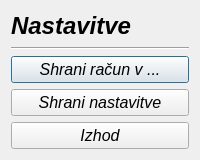
Qt form settings.ui (MaxMaxy/racun) before a commit.
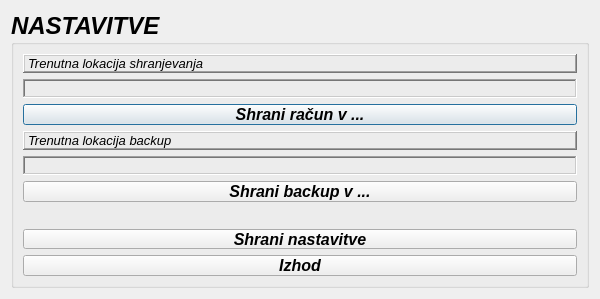
The same form after that commit.

Patch:
```diff
--- a/settings.ui
+++ b/settings.ui
@@ -6,8 +6,8 @@
    <rect>
     <x>0</x>
     <y>0</y>
-    <width>200</width>
-    <height>160</height>
+    <width>600</width>
+    <height>299</height>
    </rect>
   </property>
   <property name="sizePolicy">
@@ -18,14 +18,14 @@
   </property>
   <property name="minimumSize">
    <size>
-    <width>200</width>
-    <height>160</height>
+    <width>250</width>
+    <height>205</height>
    </size>
   </property>
   <property name="maximumSize">
    <size>
-    <width>200</width>
-    <height>160</height>
+    <width>600</width>
+    <height>600</height>
    </size>
   </property>
   <property name="font">
@@ -40,48 +40,91 @@
   </property>
   <layout class="QGridLayout" name="gridLayout">
    <item row="0" column="0">
-    <layout class="QVBoxLayout" name="verticalLayout_4">
-     <item>
-      <layout class="QVBoxLayout" name="verticalLayout">
-       <item>
-        <widget class="QLabel" name="label">
+    <widget class="QGroupBox" name="groupBox">
          <property name="font">
           <font>
-           <family>MS Sans Serif</family>
            <pointsize>18</pointsize>
            <weight>75</weight>
-           <italic>true</italic>
            <bold>true</bold>
           </font>
          </property>
+     <property name="title">
+      <string>NASTAVITVE</string>
+     </property>
+     <property name="flat">
+      <bool>true</bool>
+     </property>
+     <layout class="QVBoxLayout" name="verticalLayout">
+      <item>
+       <widget class="QLabel" name="label_2">
+        <property name="sizePolicy">
+         <sizepolicy hsizetype="MinimumExpanding" vsizetype="MinimumExpanding">
+          <horstretch>0</horstretch>
+          <verstretch>0</verstretch>
+         </sizepolicy>
+        </property>
+        <property name="font">
+         <font>
+          <pointsize>10</pointsize>
+          <weight>50</weight>
+          <bold>false</bold>
+         </font>
+        </property>
+        <property name="frameShape">
+         <enum>QFrame::WinPanel</enum>
+        </property>
+        <property name="frameShadow">
+         <enum>QFrame::Raised</enum>
+        </property>
          <property name="text">
-          <string>Nastavitve</string>
+         <string>Trenutna lokacija shranjevanja</string>
          </property>
         </widget>
        </item>
        <item>
-        <widget class="Line" name="line">
+       <widget class="QLabel" name="label_lokacija">
+        <property name="sizePolicy">
+         <sizepolicy hsizetype="MinimumExpanding" vsizetype="MinimumExpanding">
+          <horstretch>0</horstretch>
+          <verstretch>0</verstretch>
+         </sizepolicy>
+        </property>
          <property name="font">
           <font>
-           <italic>true</italic>
-          </font>
-         </property>
-         <property name="orientation">
-          <enum>Qt::Horizontal</enum>
-         </property>
-        </widget>
-       </item>
-      </layout>
-     </item>
-     <item>
-      <layout class="QVBoxLayout" name="verticalLayout_3">
+          <pointsize>10</pointsize>
+          <weight>50</weight>
+          <bold>false</bold>
+         </font>
+        </property>
+        <property name="frameShape">
+         <enum>QFrame::WinPanel</enum>
+        </property>
+        <property name="frameShadow">
+         <enum>QFrame::Sunken</enum>
+        </property>
+        <property name="text">
+         <string/>
+        </property>
+        <property name="alignment">
+         <set>Qt::AlignLeading|Qt::AlignLeft|Qt::AlignVCenter</set>
+        </property>
+       </widget>
+      </item>
        <item>
         <widget class="QPushButton" name="pushButton_nastaviShrani">
+        <property name="sizePolicy">
+         <sizepolicy hsizetype="MinimumExpanding" vsizetype="Expanding">
+          <horstretch>0</horstretch>
+          <verstretch>0</verstretch>
+         </sizepolicy>
+        </property>
          <property name="font">
           <font>
            <family>MS Sans Serif</family>
            <pointsize>12</pointsize>
+          <weight>75</weight>
            <italic>true</italic>
+          <bold>true</bold>
           </font>
          </property>
          <property name="text">
@@ -89,13 +132,105 @@
          </property>
         </widget>
        </item>
+      <item>
+       <widget class="QLabel" name="label_3">
+        <property name="sizePolicy">
+         <sizepolicy hsizetype="MinimumExpanding" vsizetype="MinimumExpanding">
+          <horstretch>0</horstretch>
+          <verstretch>0</verstretch>
+         </sizepolicy>
+        </property>
+        <property name="font">
+         <font>
+          <pointsize>10</pointsize>
+          <weight>50</weight>
+          <bold>false</bold>
+         </font>
+        </property>
+        <property name="frameShape">
+         <enum>QFrame::WinPanel</enum>
+        </property>
+        <property name="frameShadow">
+         <enum>QFrame::Raised</enum>
+        </property>
+        <property name="text">
+         <string>Trenutna lokacija backup</string>
+        </property>
+       </widget>
+      </item>
+      <item>
+       <widget class="QLabel" name="label_backupLokacija">
+        <property name="sizePolicy">
+         <sizepolicy hsizetype="MinimumExpanding" vsizetype="MinimumExpanding">
+          <horstretch>0</horstretch>
+          <verstretch>0</verstretch>
+         </sizepolicy>
+        </property>
+        <property name="font">
+         <font>
+          <pointsize>10</pointsize>
+          <weight>50</weight>
+          <bold>false</bold>
+         </font>
+        </property>
+        <property name="frameShape">
+         <enum>QFrame::WinPanel</enum>
+        </property>
+        <property name="frameShadow">
+         <enum>QFrame::Sunken</enum>
+        </property>
+        <property name="text">
+         <string/>
+        </property>
+       </widget>
+      </item>
+      <item>
+       <widget class="QPushButton" name="pushButton">
+        <property name="sizePolicy">
+         <sizepolicy hsizetype="MinimumExpanding" vsizetype="MinimumExpanding">
+          <horstretch>0</horstretch>
+          <verstretch>0</verstretch>
+         </sizepolicy>
+        </property>
+        <property name="font">
+         <font>
+          <pointsize>12</pointsize>
+          <weight>75</weight>
+          <bold>true</bold>
+         </font>
+        </property>
+        <property name="text">
+         <string>Shrani backup v ...</string>
+        </property>
+       </widget>
+      </item>
+      <item>
+       <widget class="QLabel" name="label_shranjene">
+        <property name="font">
+         <font>
+          <pointsize>10</pointsize>
+         </font>
+        </property>
+        <property name="text">
+         <string/>
+        </property>
+       </widget>
+      </item>
        <item>
         <widget class="QPushButton" name="pushButton_shraniV">
+        <property name="sizePolicy">
+         <sizepolicy hsizetype="MinimumExpanding" vsizetype="MinimumExpanding">
+          <horstretch>0</horstretch>
+          <verstretch>0</verstretch>
+         </sizepolicy>
+        </property>
          <property name="font">
           <font>
            <family>MS Sans Serif</family>
            <pointsize>12</pointsize>
+          <weight>75</weight>
            <italic>true</italic>
+          <bold>true</bold>
           </font>
          </property>
          <property name="text">
@@ -105,11 +240,19 @@
        </item>
        <item>
         <widget class="QPushButton" name="pushButton_izhod">
+        <property name="sizePolicy">
+         <sizepolicy hsizetype="MinimumExpanding" vsizetype="MinimumExpanding">
+          <horstretch>0</horstretch>
+          <verstretch>0</verstretch>
+         </sizepolicy>
+        </property>
          <property name="font">
           <font>
            <family>MS Sans Serif</family>
            <pointsize>12</pointsize>
+          <weight>75</weight>
            <italic>true</italic>
+          <bold>true</bold>
           </font>
          </property>
          <property name="text">
@@ -118,10 +261,9 @@
         </widget>
        </item>
       </layout>
-     </item>
-    </layout>
-   </item>
-  </layout>
+    </widget>
+   </item>
+  </layout>
  </widget>
  <resources/>
  <connections>
```
Left out of the diff: 6 changed lines with no effect on the pictures. Lines whose indentation alone changed are shown as unchanged.
